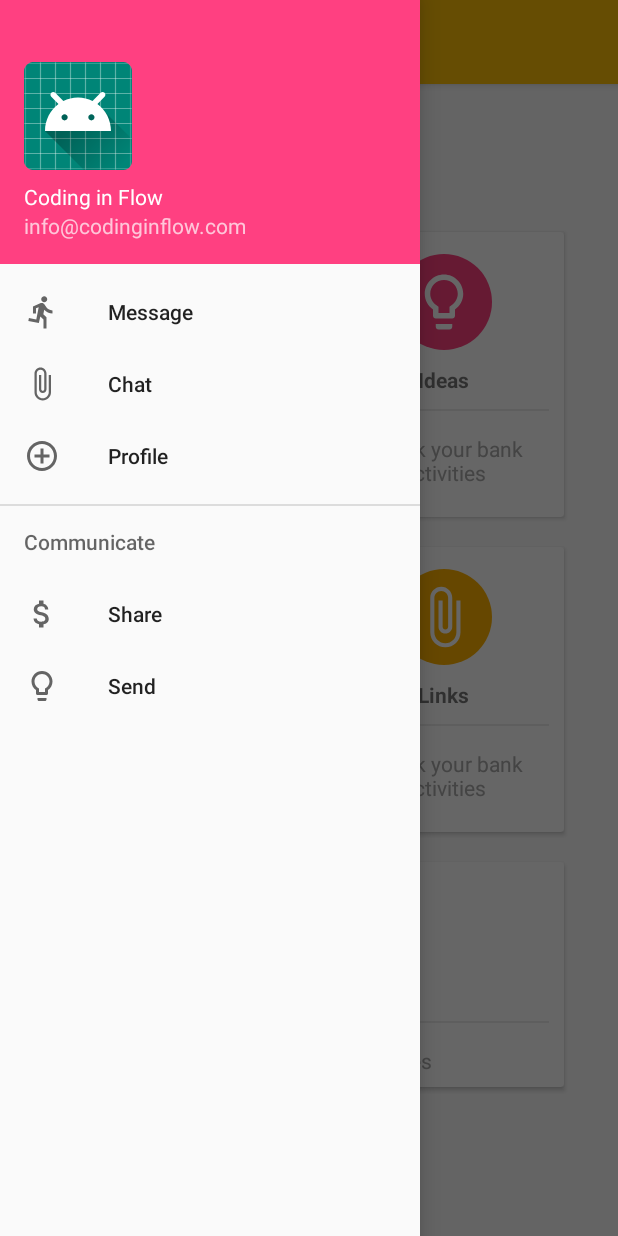
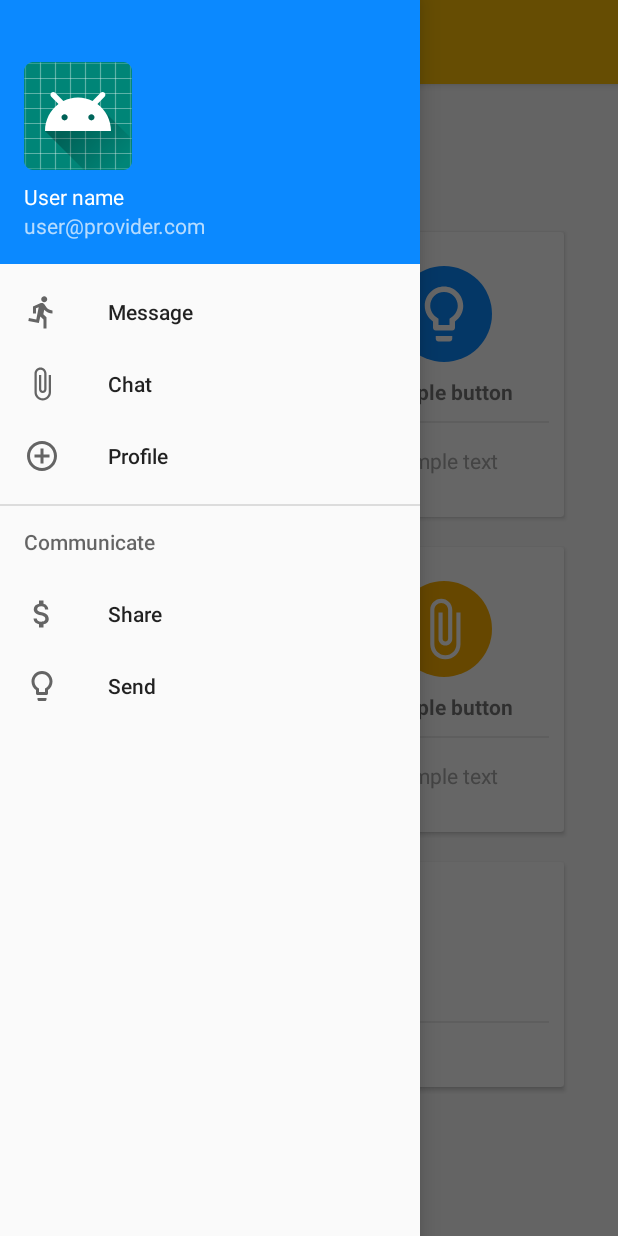
Before and after one commit to molnarjozsef/FitnessGo, an Android app: the screen it shows after launch (MainActivity), with the side drawer open, on a phone screen of 412 x 824 dp. Run offline under Robolectric (Android 15) with nearby library versions, the phone set to English and light mode, and no system bars.

Commit message:
Sample texts added New accent color

```diff
--- a/app/src/main/res/layout/activity_home.xml
+++ b/app/src/main/res/layout/activity_home.xml
@@ -97,7 +97,7 @@
                         android:layout_width="wrap_content"
                         android:layout_height="wrap_content"
                         android:layout_marginTop="10dp"
-                        android:text="Ideas"
+                        android:text="Sample button"
                         android:textStyle="bold" />
 
                     <View
@@ -111,7 +111,7 @@
                         android:layout_height="wrap_content"
                         android:gravity="center"
                         android:padding="5dp"
-                        android:text="Check your bank activities"
+                        android:text="Sample text"
                         android:textColor="@android:color/darker_gray" />
 
                 </LinearLayout>
@@ -150,7 +150,7 @@
                         android:layout_width="wrap_content"
                         android:layout_height="wrap_content"
                         android:layout_marginTop="10dp"
-                        android:text="Add"
+                        android:text="Sample button"
                         android:textStyle="bold" />
 
                     <View
@@ -164,7 +164,7 @@
                         android:layout_height="wrap_content"
                         android:gravity="center"
                         android:padding="5dp"
-                        android:text="Check your bank activities"
+                        android:text="Sample text"
                         android:textColor="@android:color/darker_gray" />
 
                 </LinearLayout>
@@ -194,7 +194,7 @@
                         android:layout_width="wrap_content"
                         android:layout_height="wrap_content"
                         android:layout_marginTop="10dp"
-                        android:text="Links"
+                        android:text="Sample button"
                         android:textStyle="bold" />
 
                     <View
@@ -208,7 +208,7 @@
                         android:layout_height="wrap_content"
                         android:gravity="center"
                         android:padding="5dp"
-                        android:text="Check your bank activities"
+                        android:text="Sample text"
                         android:textColor="@android:color/darker_gray" />
 
                 </LinearLayout>
@@ -248,7 +248,7 @@
                         android:layout_width="wrap_content"
                         android:layout_height="wrap_content"
                         android:layout_marginTop="10dp"
-                        android:text="Add"
+                        android:text="Sample button"
                         android:textStyle="bold" />
 
                     <View
@@ -262,7 +262,7 @@
                         android:layout_height="wrap_content"
                         android:gravity="center"
                         android:padding="5dp"
-                        android:text="Check your bank activities"
+                        android:text="Sample text"
                         android:textColor="@android:color/darker_gray" />
 
                 </LinearLayout>
--- a/app/src/main/res/layout/nav_header.xml
+++ b/app/src/main/res/layout/nav_header.xml
@@ -17,12 +17,12 @@
         android:layout_width="wrap_content"
         android:layout_height="wrap_content"
         android:paddingTop="8dp"
-        android:text="Coding in Flow"
+        android:text="User name"
         android:textAppearance="@style/TextAppearance.AppCompat.Body1" />
 
     <TextView
         android:layout_width="wrap_content"
         android:layout_height="wrap_content"
-        android:text="info@codinginflow.com" />
+        android:text="user@provider.com" />
 
 </LinearLayout>
--- a/app/src/main/res/values/colors.xml
+++ b/app/src/main/res/values/colors.xml
@@ -9,7 +9,7 @@
     <color name="deeppurple">#7C4DFF</color>
     <color name="yello">#FFB300</color>
     <color name="green">#00BFA5</color>
-    <color name="colorAccent">#FF4081</color>
+    <color name="colorAccent">#0b89ff</color>
 
     <color name="red1">#af0a0a</color>
     <color name="red2">#c40909</color>
```
